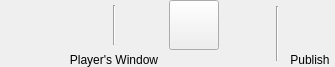
This is DMHelper/src/publishbuttonribbon.ui in MMetze/DMHelper as Qt 5 draws it before an edit. The edited form follows.
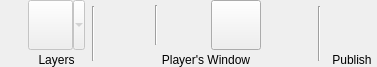
This is the edited form. Icons and pictures are not drawn. Custom widgets are drawn as their Qt base class.

Commit message: Finished the layers button

The edit to the form file:
```diff
--- a/DMHelper/src/publishbuttonribbon.ui
+++ b/DMHelper/src/publishbuttonribbon.ui
@@ -6,7 +6,7 @@
    <rect>
     <x>0</x>
     <y>0</y>
-    <width>335</width>
+    <width>377</width>
     <height>67</height>
    </rect>
   </property>
@@ -58,20 +58,18 @@
     </spacer>
    </item>
    <item>
-    <layout class="QVBoxLayout" name="verticalLayout_2">
+    <layout class="QVBoxLayout" name="verticalLayout_3">
      <property name="spacing">
       <number>0</number>
      </property>
      <item>
-      <layout class="QHBoxLayout" name="horizontalLayout">
-       <property name="spacing">
-        <number>0</number>
+      <widget class="QToolButton" name="btnLayerTool">
+       <property name="enabled">
+        <bool>false</bool>
        </property>
-       <item>
-        <widget class="QPushButton" name="btnLayers">
          <property name="minimumSize">
           <size>
-           <width>50</width>
+         <width>57</width>
            <height>50</height>
           </size>
          </property>
@@ -82,10 +80,7 @@
           </size>
          </property>
          <property name="toolTip">
-          <string>Open the layers view</string>
-         </property>
-         <property name="text">
-          <string/>
+        <string>Select the active layer</string>
          </property>
          <property name="icon">
           <iconset resource="resources.qrc">
@@ -97,11 +92,70 @@
            <height>40</height>
           </size>
          </property>
-         <property name="flat">
-          <bool>true</bool>
+       <property name="popupMode">
+        <enum>QToolButton::MenuButtonPopup</enum>
          </property>
         </widget>
        </item>
+     <item>
+      <widget class="QLabel" name="lblLayers">
+       <property name="sizePolicy">
+        <sizepolicy hsizetype="Fixed" vsizetype="Preferred">
+         <horstretch>0</horstretch>
+         <verstretch>0</verstretch>
+        </sizepolicy>
+       </property>
+       <property name="minimumSize">
+        <size>
+         <width>57</width>
+         <height>0</height>
+        </size>
+       </property>
+       <property name="maximumSize">
+        <size>
+         <width>50</width>
+         <height>16777215</height>
+        </size>
+       </property>
+       <property name="text">
+        <string>Layers</string>
+       </property>
+       <property name="alignment">
+        <set>Qt::AlignBottom|Qt::AlignHCenter</set>
+       </property>
+      </widget>
+     </item>
+    </layout>
+   </item>
+   <item>
+    <widget class="Line" name="line_4">
+     <property name="minimumSize">
+      <size>
+       <width>10</width>
+       <height>0</height>
+      </size>
+     </property>
+     <property name="maximumSize">
+      <size>
+       <width>10</width>
+       <height>55</height>
+      </size>
+     </property>
+     <property name="orientation">
+      <enum>Qt::Vertical</enum>
+     </property>
+    </widget>
+   </item>
+   <item>
+    <layout class="QVBoxLayout" name="verticalLayout_2">
+     <property name="spacing">
+      <number>0</number>
+     </property>
+     <item>
+      <layout class="QHBoxLayout" name="horizontalLayout">
+       <property name="spacing">
+        <number>0</number>
+       </property>
        <item>
         <widget class="QPushButton" name="btnPlayersWindow">
          <property name="minimumSize">
```
Lines whose indentation alone changed are shown as unchanged. The commit also changes 13 other files.
